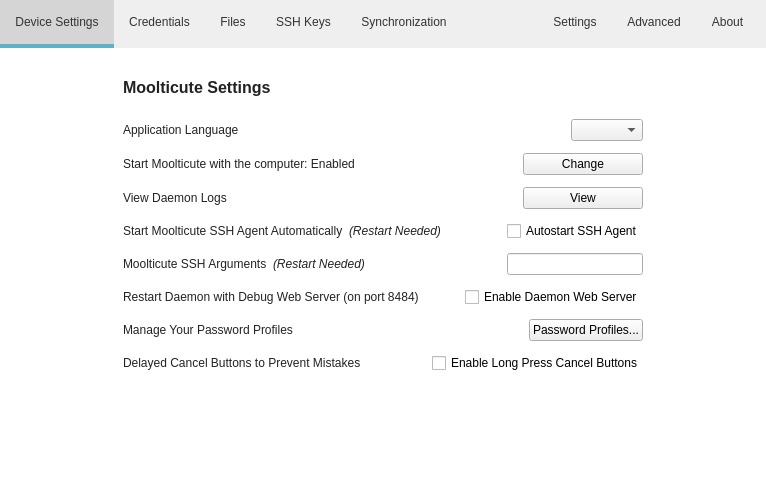
mooltipass/moolticute, file src/MainWindow.ui: the form before one commit.
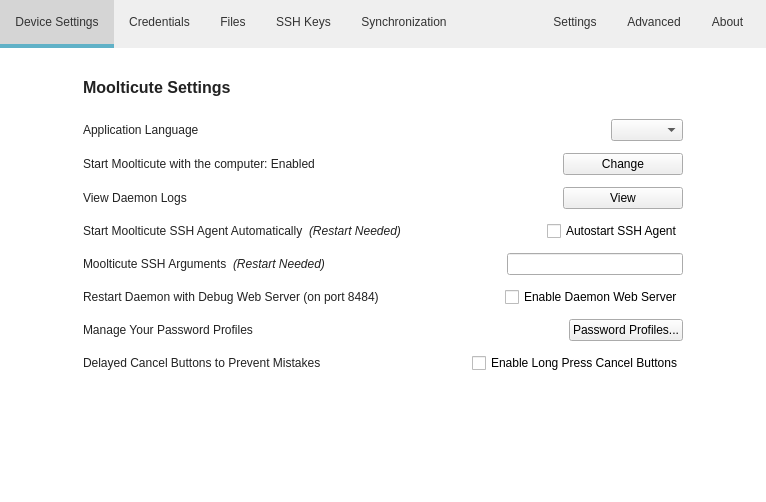
The form after the commit. The open tabs and pages were chosen to show the change. Icons and pictures are not drawn. Custom widgets are drawn as their Qt base class.

Patch:
```diff
--- a/src/MainWindow.ui
+++ b/src/MainWindow.ui
@@ -2879,6 +2879,22 @@
               </item>
              </layout>
             </item>
+            <item>
+             <spacer name="horizontalSpacer_41">
+              <property name="orientation">
+               <enum>Qt::Horizontal</enum>
+              </property>
+              <property name="sizeType">
+               <enum>QSizePolicy::Minimum</enum>
+              </property>
+              <property name="sizeHint" stdset="0">
+               <size>
+                <width>600</width>
+                <height>20</height>
+               </size>
+              </property>
+             </spacer>
+            </item>
             <item>
              <spacer name="verticalSpacer_12">
               <property name="orientation">
```
Left out of the diff: 4 changed lines with no effect on the pictures.
